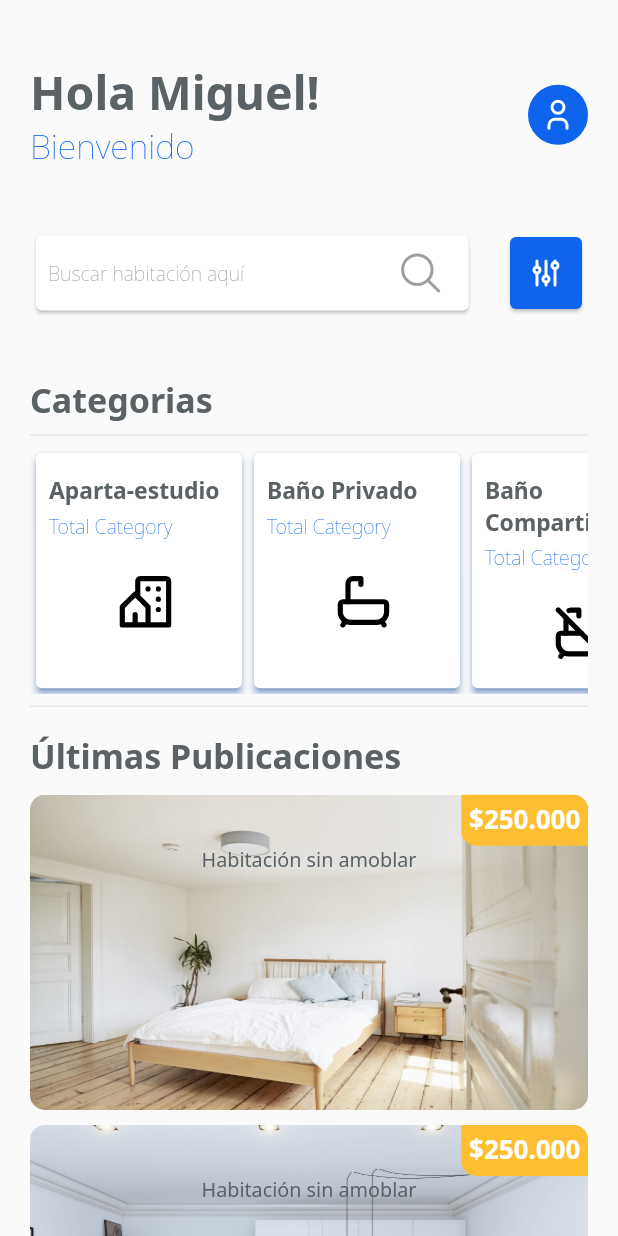
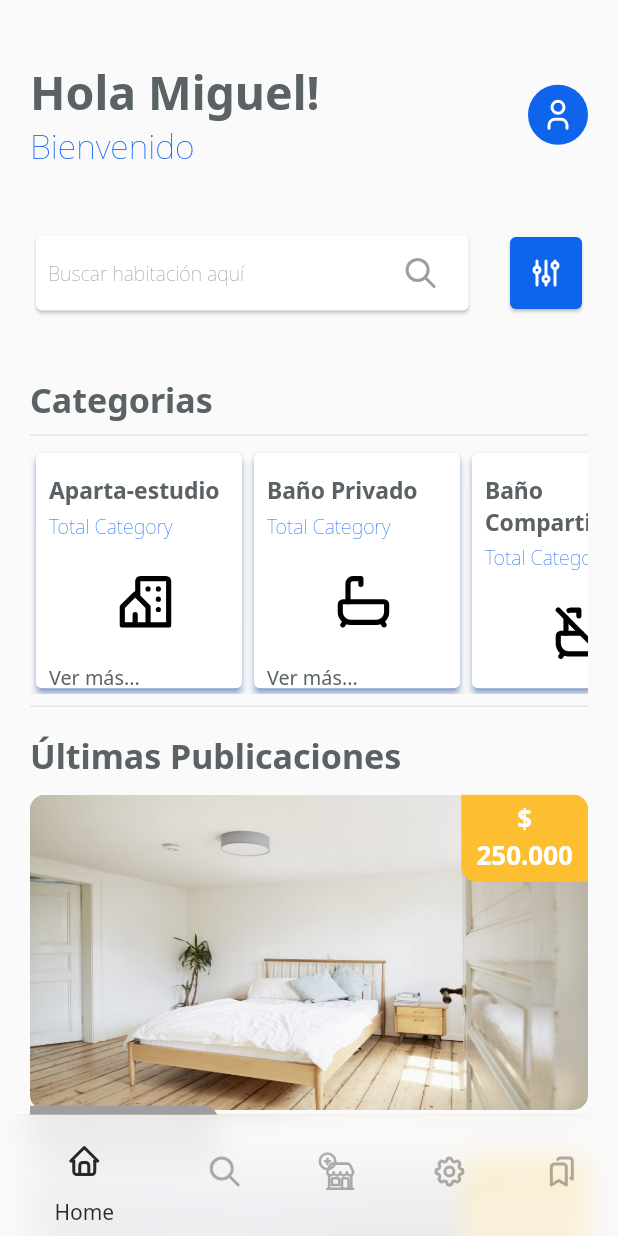
Before and after one commit to MiguelOquendoRincon/UISHouse_app, a Flutter app: the screen it shows after launch, on a phone screen of 412 x 824 dp. Run offline on Flutter 3.47's test engine with Material 2 defaults, Android fonts, the light colour scheme and no system bars; our stand-ins replace flutter_svg, google_fonts.

Commit message:
Implementación pantallas principal y buscador visualmente

```diff
--- a/lib/app/core/utils/app_icons.dart
+++ b/lib/app/core/utils/app_icons.dart
@@ -15,12 +15,36 @@ class AppIcons {
     )
   );
 
+  Widget appIcon({void Function()? onPressed,  Color? color, double? iconSize}) => IconButton(
+    onPressed: onPressed,
+    iconSize: iconSize,
+    icon: SvgPicture.asset(
+      "assets/iconsSVG/app-icon.svg",
+      width: iconSize,
+      height: iconSize,
+      color: color,
+    )
+  );
+
+  Widget myAppIcon({void Function()? onPressed,  Color? color, double? iconSize}) => IconButton(
+    onPressed: onPressed,
+    iconSize: iconSize,
+    icon: SvgPicture.asset(
+      "assets/myIcons/myapp_icon.svg",
+      width: iconSize,
+      height: iconSize,
+      color: color,
+    )
+  );
+
+
+
 
   Widget searchIcon({void Function()? onPressed,  Color? color, double? iconSize}) => IconButton(
     onPressed: onPressed,
     iconSize: iconSize,
     icon: SvgPicture.asset(
-      "assets/iconsSVG/search-outline.svg",
+      "assets/iconsSVG/search.svg",
       width: iconSize,
       height: iconSize,
       // fit: BoxFit.fill,
@@ -63,11 +87,11 @@ class AppIcons {
     )
   );
 
-  Widget type2({void Function()? onPressed,  Color? color, double? iconSize}) => IconButton(
+  Widget homeIcon({void Function()? onPressed,  Color? color, double? iconSize}) => IconButton(
     onPressed: onPressed,
     iconSize: iconSize,
     icon: SvgPicture.asset(
-      "assets/iconsSVG/bath.svg",
+      "assets/iconsSVG/home.svg",
       width: iconSize,
       height: iconSize,
       // fit: BoxFit.fill,
@@ -75,11 +99,11 @@ class AppIcons {
     )
   );
 
-  Widget type3({void Function()? onPressed,  Color? color, double? iconSize}) => IconButton(
+  Widget newRoomIcon({void Function()? onPressed,  Color? color, double? iconSize}) => IconButton(
     onPressed: onPressed,
     iconSize: iconSize,
     icon: SvgPicture.asset(
-      "assets/iconsSVG/bath-off.svg",
+      "assets/myIcons/addRoom.svg",
       width: iconSize,
       height: iconSize,
       // fit: BoxFit.fill,
@@ -87,11 +111,11 @@ class AppIcons {
     )
   );
 
-  Widget type4({void Function()? onPressed,  Color? color, double? iconSize}) => IconButton(
+  Widget favoritesIcon({void Function()? onPressed,  Color? color, double? iconSize}) => IconButton(
     onPressed: onPressed,
     iconSize: iconSize,
     icon: SvgPicture.asset(
-      "assets/myIcons/amoblada.svg",
+      "assets/iconsSVG/bookmarks.svg",
       width: iconSize,
       height: iconSize,
       // fit: BoxFit.fill,
@@ -99,11 +123,11 @@ class AppIcons {
     )
   );
 
-  Widget type5({void Function()? onPressed,  Color? color, double? iconSize}) => IconButton(
+  Widget settingIcon({void Function()? onPressed,  Color? color, double? iconSize}) => IconButton(
     onPressed: onPressed,
     iconSize: iconSize,
     icon: SvgPicture.asset(
-      "assets/iconsSVG/bed.svg",
+      "assets/iconsSVG/settings.svg",
       width: iconSize,
       height: iconSize,
       // fit: BoxFit.fill,
--- a/lib/app/presentation/views/home/categories_home_view.dart
+++ b/lib/app/presentation/views/home/categories_home_view.dart
@@ -66,7 +66,11 @@ class CategoriesHome extends StatelessWidget {
                               iconSize: ScreenSize.widthMultiplier * 10.0
                             )
                           ),
-                        )
+                        ),
+                        Text(
+                          "Ver más...",
+                          style: Theme.of(context).textTheme.bodyText2!
+                        ),
                       ],
                     ),
                   ),
--- a/lib/app/presentation/views/home/home_view.dart
+++ b/lib/app/presentation/views/home/home_view.dart
@@ -1,8 +1,8 @@
+import 'dart:ui';
+
 import 'package:flutter/material.dart';
 import 'package:uis_house/app/core/utils/app_icons.dart';
-import 'package:uis_house/app/core/utils/screen_size.dart';
-import 'package:uis_house/app/presentation/views/home/categories_home_view.dart';
-import 'package:uis_house/app/presentation/views/home/search_bar_view.dart';
+import 'package:uis_house/app/presentation/views/index_page.dart';
 
 
 class HomeView extends StatefulWidget {
@@ -17,111 +17,117 @@ class HomeView extends StatefulWidget {
 
 class _HomeViewState extends State<HomeView> {
 
-  List<String> images = ["assets/images/amoblada.jpg", "assets/images/apartaestudio.jpeg", "assets/images/baño_compartido.jpg", "assets/images/baño_privado.jpg", "assets/images/sin_amoblar.jpg"];
+  static const List<Widget> _pages = <Widget>[
+  Icon(
+    Icons.call,
+    size: 150,
+  ),
+  Icon(
+    Icons.camera,
+    size: 150,
+  ),
+  Icon(
+    Icons.chat,
+    size: 150,
+  ),
+];
+  int _currentTab = 0;
   @override
   Widget build(BuildContext context) {
     return SafeArea(
         child: Scaffold(
-          body: SingleChildScrollView(
+          body: Stack(
+            children: [
+              SingleChildScrollView(
                 child: Padding(
                   padding: const EdgeInsets.symmetric(horizontal: 20.0, vertical: 40.0),
                   child: Column(
                     crossAxisAlignment: CrossAxisAlignment.start,
+                      //
                     children: [
-                  TopWelcome(),
-
-                  SizedBox(height: 40.0),
-
-                  SearchBar(),
-
-                  SizedBox(height: 40.0),
-
-                  CategoriesHome(),
-
-                  SizedBox(height: 10.0),
-
-                  Column(
-                    crossAxisAlignment: CrossAxisAlignment.start,
-                    children: [
-                      Text(
-                        "Últimas Publicaciones",
-                        style: Theme.of(context).textTheme.bodyText1!.copyWith(
-                          fontSize: ScreenSize.widthMultiplier * 5.50
-                        )
-                      ),
-
-                      const SizedBox(height: 10.0),
-
-                      ListView.builder(
-                        shrinkWrap: true,
-                        physics: const NeverScrollableScrollPhysics(),
-                        itemCount: images.length,
-                        itemBuilder: (context, index){
-                          return Stack(
-                              children: [
-                                Container(
-                                  margin: const EdgeInsets.only(bottom: 10),
-                                  child: ClipRRect(
-                                    borderRadius: BorderRadius.circular(10.0),
-                                    child: Image.asset(
-                                      images[index],
-                                      height: ScreenSize.heightMultiplier * 25.50,
-                                      width: ScreenSize.widthMultiplier * 90.50,
-                                      fit: BoxFit.fill,
+                      IndexPageView(index: _currentTab),
+                    ],
                   ),
                 ),
               ),
 
-                                Column(
-                                  children: [
-                                    Container(
-                                      alignment: Alignment.topRight,
-                                      width: ScreenSize.widthMultiplier * 90.50,
-                                      // decoration: BoxDecoration(
-                                      //   color: Color(0XFFFebe32)
-                                      // ),
-                                      child: Container(
-                                        padding: EdgeInsets.all(5.0),
-                                        width: ScreenSize.widthMultiplier * 20.50,
-                                        decoration: BoxDecoration(
-                                          color: Color(0XFFFebe32),
-                                          borderRadius: BorderRadius.only(
+              Align(
+                alignment: FractionalOffset.bottomCenter,
+                child: SizedBox(
+                  // height: 80.0,
+                  child: ClipRRect(
+                    borderRadius: const BorderRadius.only(
                       topRight: Radius.circular(10),
-                                            bottomLeft: Radius.circular(10),
-                                          ),
-                                        ),
-                                        child: Text(
-                                          "\$250.000",
-                                          textAlign: TextAlign.center,
-                                          style: Theme.of(context).textTheme.bodyText1!.copyWith(
-                                            color: Colors.white,
-                                            fontSize: ScreenSize.widthMultiplier * 4.2
-                                          ),
-                                        ),
-                                      )
-                                    ),
-                                    Text("Habitación sin amoblar")
-                                  ],
-                                )
-                              ],
-                          );
-
-
-                        },
-                      )
-                    ],
+                      topLeft: Radius.circular(10),
                     ),
 
+                    child: BackdropFilter(
+                      filter: ImageFilter.blur(
+                        sigmaX: 10.0,
+                        sigmaY: 10.0
+                      ),
+                      child: Opacity(
+                        opacity: 0.8,
+                        child: BottomNavigationBar(
+                          currentIndex: _currentTab,
+                          onTap: (int index) {
+                            setState(() {
+                              _currentTab = index;
+                            });
+                          },
+                          selectedItemColor: Colors.black,
+                          items: <BottomNavigationBarItem>[
+                            BottomNavigationBarItem(
+                              icon: AppIcons().homeIcon(
+                                color: _currentTab == 0 ? Colors.black : Colors.grey
+                              ),
+                              label: "Home"
+                            ),
 
+                            BottomNavigationBarItem(
+                              icon: AppIcons().searchIcon(
+                                color: _currentTab == 1 ? Colors.black : Colors.grey
+                              ),
+                              label: "Búscar"
+                            ),
 
+                            BottomNavigationBarItem(
+                              icon: AppIcons().newRoomIcon(
+                                color: _currentTab == 2 ? Colors.black : Colors.grey
+                              ),
+                              label: "Agregar"
+                            ),
+
+                            BottomNavigationBarItem(
+                              icon: AppIcons().settingIcon(
+                                color: _currentTab == 3 ? Colors.black : Colors.grey
+                              ),
+                              label: "Ajustes"
+                            ),
+
+                            BottomNavigationBarItem(
+                              icon: AppIcons().favoritesIcon(
+                                color: _currentTab == 4 ? Colors.black : Colors.grey
+                              ),
+                              label: "Favoritos"
+                            )
                           ],
                         ),
                       ),
                     ),
                   ),
+                ),
+              ),
+            ],
+          ),
+        ),
       );
   }
 }
+
+
+
+
 
 
 
--- /dev/null
+++ b/lib/app/presentation/views/home/lastest_post_view.dart
@@ -0,0 +1,42 @@
+import 'package:flutter/material.dart';
+import 'package:uis_house/app/core/utils/screen_size.dart';
+import 'package:uis_house/app/presentation/widgets/categories_list.dart';
+import 'package:uis_house/app/presentation/widgets/full_size_image_list.dart';
+
+class LastestPostsHome extends StatelessWidget {
+  const LastestPostsHome({
+    Key? key,
+    this.physics = const NeverScrollableScrollPhysics(),
+    this.scrollDirection,
+    required this.title
+  }) : super(key: key);
+
+  static const List<String> images = [
+    "assets/images/amoblada.jpg",
+    "assets/images/apartaestudio.jpeg",
+    "assets/images/baño_compartido.jpg",
+    "assets/images/baño_privado.jpg",
+    "assets/images/sin_amoblar.jpg"
+  ];
+  static const String cost = "250.000";
+  static const String zone = "San Francisco";
+  static const String type = "Apartaestudio";
+  final ScrollPhysics? physics;
+  final Axis? scrollDirection;
+  final String title;
+
+
+  @override
+  Widget build(BuildContext context) {
+    return Column(
+      crossAxisAlignment: CrossAxisAlignment.start,
+      children: [
+        CategoriesList(
+          title: title,
+          scrollDirection: scrollDirection,
+          physics: physics,
+        )
+      ],
+    );
+  }
+}
--- /dev/null
+++ b/lib/app/presentation/views/index_page.dart
@@ -0,0 +1,143 @@
+import 'package:flutter/material.dart';
+import 'package:uis_house/app/presentation/views/home/categories_home_view.dart';
+import 'package:uis_house/app/presentation/views/home/home_view.dart';
+import 'package:uis_house/app/presentation/views/home/lastest_post_view.dart';
+import 'package:uis_house/app/presentation/views/home/search_bar_view.dart';
+import 'package:uis_house/app/presentation/widgets/categories_list.dart';
+import 'package:uis_house/app/presentation/widgets/top_screen.dart';
+
+
+
+class IndexPageView extends StatelessWidget {
+  const IndexPageView({
+    Key? key,
+    required this.index,
+  }) : super(key: key);
+
+  final int index;
+  static const List<String> images = [
+    "assets/images/amoblada.jpg",
+    "assets/images/apartaestudio.jpeg",
+    "assets/images/baño_compartido.jpg",
+    "assets/images/baño_privado.jpg",
+    "assets/images/sin_amoblar.jpg"
+  ];
+
+
+  @override
+  Widget build(BuildContext context) {
+    Widget homeScreens =  Column(
+      children: const [
+        TopWelcome(),
+        SizedBox(height: 40.0),
+        SearchBar(),
+        SizedBox(height: 40.0),
+        CategoriesHome(),
+        SizedBox(height: 10.0),
+        LastestPostsHome(
+          title: 'Últimas Publicaciones',
+          physics: BouncingScrollPhysics(),
+          scrollDirection: Axis.vertical,
+        ),
+        SizedBox(height: 40.0),
+      ],
+    );
+
+    // const [
+    //   TopWelcome(),
+    //   SizedBox(height: 40.0),
+    //   SearchBar(),
+    //   SizedBox(height: 40.0),
+    //   CategoriesHome(),
+    //   SizedBox(height: 10.0),
+    //   LastestPostsHome(),
+    //   SizedBox(height: 40.0),
+    // ];
+
+    Widget searchScreens = Column(
+      crossAxisAlignment: CrossAxisAlignment.start,
+      children: [
+        const GeneralTopView(title: "Encuentra aquí habitaciones facilmente!"),
+        const SizedBox(height: 40.0),
+        const SearchBar(),
+        const SizedBox(height: 40.0),
+
+        Column(
+          crossAxisAlignment: CrossAxisAlignment.start,
+          children: const [
+            CategoriesList(
+              title: "Apartaestudios",
+              scrollDirection: Axis.horizontal,
+              physics: BouncingScrollPhysics(),
+            ),
+
+            CategoriesList(
+              title: "Baño Privado",
+              scrollDirection: Axis.horizontal,
+              physics: BouncingScrollPhysics(),
+            ),
+
+            CategoriesList(
+              title: "Baño Compartido",
+              scrollDirection: Axis.horizontal,
+              physics: BouncingScrollPhysics(),
+            ),
+
+            CategoriesList(
+              title: "Amoblada",
+              scrollDirection: Axis.horizontal,
+              physics: BouncingScrollPhysics(),
+            ),
+
+            CategoriesList(
+              title: "Sin Amoblar",
+              scrollDirection: Axis.horizontal,
+              physics: BouncingScrollPhysics(),
+            ),
+            SizedBox(height: 40.0),
+          ],
+        ),
+
+
+        Text("BUSQUEDA")
+      ],
+    );
+
+    Widget addNewRoomScreens = Column(
+      children: [
+        Text("AGREGAR")
+      ],
+    );
+
+
+    Widget settingsScreens = Column(
+      children: [
+        Text("AJUSTES")
+      ],
+    );
+
+    Widget favoriteScreens = Column(
+      children: [
+        Text("FAVORITOS")
+      ],
+    );
+
+
+
+
+
+
+
+    List<Widget> mainScreens = [
+      homeScreens,
+      searchScreens,
+      addNewRoomScreens,
+      settingsScreens,
+      favoriteScreens
+    ];
+
+
+
+    return mainScreens[index];
+  }
+}
--- /dev/null
+++ b/lib/app/presentation/widgets/categories_list.dart
@@ -0,0 +1,63 @@
+import 'package:flutter/material.dart';
+import 'package:uis_house/app/core/utils/screen_size.dart';
+import 'package:uis_house/app/presentation/widgets/full_size_image_list.dart';
+
+class CategoriesList extends StatelessWidget {
+  const CategoriesList({
+    Key? key,
+    this.physics = const NeverScrollableScrollPhysics(),
+    this.scrollDirection = Axis.vertical,
+    this.cardWidth,
+    this.cardHeight,
+    required this.title
+  }) : super(key: key);
+
+  static const List<String> images = [
+    "assets/images/amoblada.jpg",
+    "assets/images/apartaestudio.jpeg",
+    "assets/images/baño_compartido.jpg",
+    "assets/images/baño_privado.jpg",
+    "assets/images/sin_amoblar.jpg"
+  ];
+  static const String cost = "250.000";
+  static const String zone = "San Francisco";
+  static const String type = "Apartaestudio";
+  final ScrollPhysics? physics;
+  final Axis? scrollDirection;
+  final String title;
+  final double? cardWidth;
+  final double? cardHeight;
+  @override
+  Widget build(BuildContext context) {
+    return Column(
+      crossAxisAlignment: CrossAxisAlignment.start,
+      children: [
+        Text(
+          title,
+          style: Theme.of(context).textTheme.bodyText1!.copyWith(
+            fontSize: ScreenSize.widthMultiplier * 5.50)
+        ),
+        const SizedBox(height: 10.0),
+        SizedBox(
+          height: scrollDirection == Axis.vertical ? null : ScreenSize.heightMultiplier * 27.0,
+          child: ListView.builder(
+            shrinkWrap: true,
+            physics: physics,
+            scrollDirection: scrollDirection ?? Axis.vertical,
+            itemCount: images.length,
+            itemBuilder: (context, index) {
+              return FullImageContainer(
+                horizontalMargin: scrollDirection == Axis.vertical ? 0 : 10.0,
+                imagePath: images[index],
+                cost: cost,
+                type: type,
+                zone: zone,
+
+              );
+            },
+          ),
+        )
+      ],
+    );
+  }
+}
--- /dev/null
+++ b/lib/app/presentation/widgets/full_size_image_list.dart
@@ -0,0 +1,105 @@
+import 'package:flutter/material.dart';
+import 'package:uis_house/app/core/utils/screen_size.dart';
+
+/// FullImageContainer Class
+///
+/// This class draw a Image Card. If horizontalMargin != 0 means that the image will be draw on horizontal listview.
+class FullImageContainer extends StatelessWidget {
+  const FullImageContainer({
+    Key? key,
+    required this.imagePath,
+    required this.cost,
+    required this.type,
+    required this.zone,
+    this.cardWidth,
+    this.cardHeight,
+    this.horizontalMargin = 0.0
+  }) : super(key: key);
+
+  final String imagePath;
+  final String cost;
+  final String type;
+  final String zone;
+  final double? cardWidth;
+  final double? cardHeight;
+  final double horizontalMargin;
+
+  @override
+  Widget build(BuildContext context) {
+    return Stack(
+      children: [
+        Container(
+          margin: EdgeInsets.only(bottom: 10, left: horizontalMargin, right: horizontalMargin),
+          child: ClipRRect(
+            borderRadius: BorderRadius.circular(10.0),
+            child: Image.asset(
+              imagePath,
+              height: horizontalMargin != 0 ? ScreenSize.heightMultiplier * 18.50 : ScreenSize.heightMultiplier * 25.50,
+              width:  horizontalMargin != 0 ? ScreenSize.widthMultiplier * 50.0 : ScreenSize.widthMultiplier * 90.50,
+              fit: BoxFit.fill,
+            ),
+          ),
+        ),
+        Column(
+          crossAxisAlignment: CrossAxisAlignment.start,
+          children: [
+            Container(
+                alignment: Alignment.topRight,
+                width: horizontalMargin != 0 ? ScreenSize.widthMultiplier * 52.70 : ScreenSize.widthMultiplier * 90.50,
+                child: Container(
+                  padding: const EdgeInsets.all(5.0),
+                  width: ScreenSize.widthMultiplier * 20.50,
+                  decoration: const BoxDecoration(
+                    color: Color(0XFFFebe32),
+                    borderRadius: BorderRadius.only(
+                      topRight: Radius.circular(10),
+                      bottomLeft: Radius.circular(10),
+                    ),
+                  ),
+                  child: Text(
+                    "\$ $cost",
+                    textAlign: TextAlign.center,
+                    style: Theme.of(context).textTheme.bodyText1!.copyWith(
+                      color: Colors.white,
+                      fontSize: ScreenSize.widthMultiplier * 4.2
+                    ),
+                  ),
+                )),
+            Container(
+                alignment: Alignment.bottomLeft,
+                height: horizontalMargin != 0 ? ScreenSize.heightMultiplier * 15.20 : ScreenSize.heightMultiplier * 22.250,
+                child: Row(
+                  mainAxisAlignment: MainAxisAlignment.spaceBetween,
+                  children: [
+                    Container(
+                      padding: const EdgeInsets.all(5.0),
+                      width: ScreenSize.widthMultiplier * 30.50,
+                      margin: EdgeInsets.only(top: ScreenSize.heightMultiplier * 2.0, left: horizontalMargin),
+                      decoration: const BoxDecoration(
+                        color: Colors.grey,
+                        borderRadius: BorderRadius.only(
+                          bottomLeft: Radius.circular(10),
+                          topRight: Radius.circular(10),
+                        ),
+                      ),
+                      child: Row(
+                        children: [
+                          Text(
+                            zone,
+                            textAlign: TextAlign.center,
+                            style: Theme.of(context).textTheme.bodyText1!.copyWith(
+                              color: Colors.white,
+                              fontSize: ScreenSize.widthMultiplier * 4.2
+                            ),
+                          ),
+                        ],
+                      ),
+                    ),
+                  ],
+                )),
+          ],
+        )
+      ],
+    );
+  }
+}
--- /dev/null
+++ b/lib/app/presentation/widgets/top_screen.dart
@@ -0,0 +1,39 @@
+import 'package:flutter/material.dart';
+import 'package:uis_house/app/core/utils/app_icons.dart';
+import 'package:uis_house/app/core/utils/screen_size.dart';
+
+class GeneralTopView extends StatelessWidget {
+  const GeneralTopView({
+    Key? key,
+    required this.title,
+  }) : super(key: key);
+
+  final String title;
+
+  @override
+  Widget build(BuildContext context) {
+    return Row(
+      mainAxisAlignment: MainAxisAlignment.spaceBetween,
+      children: [
+        Column(
+          crossAxisAlignment: CrossAxisAlignment.start,
+          children: [
+            SizedBox(
+              width: ScreenSize.widthMultiplier * 50.0,
+              child: Text(
+                title,
+                overflow: TextOverflow.ellipsis,
+                maxLines: 3,
+                style: Theme.of(context).textTheme.bodyText1
+              ),
+            ),
+          ],
+        ),
+        AppIcons().myAppIcon(
+          // color: Theme.of(context).primaryColor,
+          iconSize: ScreenSize.widthMultiplier * 20.0,
+        )
+      ],
+    );
+  }
+}
```
Also changed, not shown: assets/iconsSVG/app-icon.svg (added), assets/iconsSVG/home.svg (added), assets/iconsSVG/link.svg (added), assets/iconsSVG/search.svg (added), assets/images/type3.jpeg (added), assets/myIcons/addRoom.svg (added), assets/myIcons/myapp_icon.svg (added), 6 other files. Lines whose indentation alone changed are shown as unchanged.
